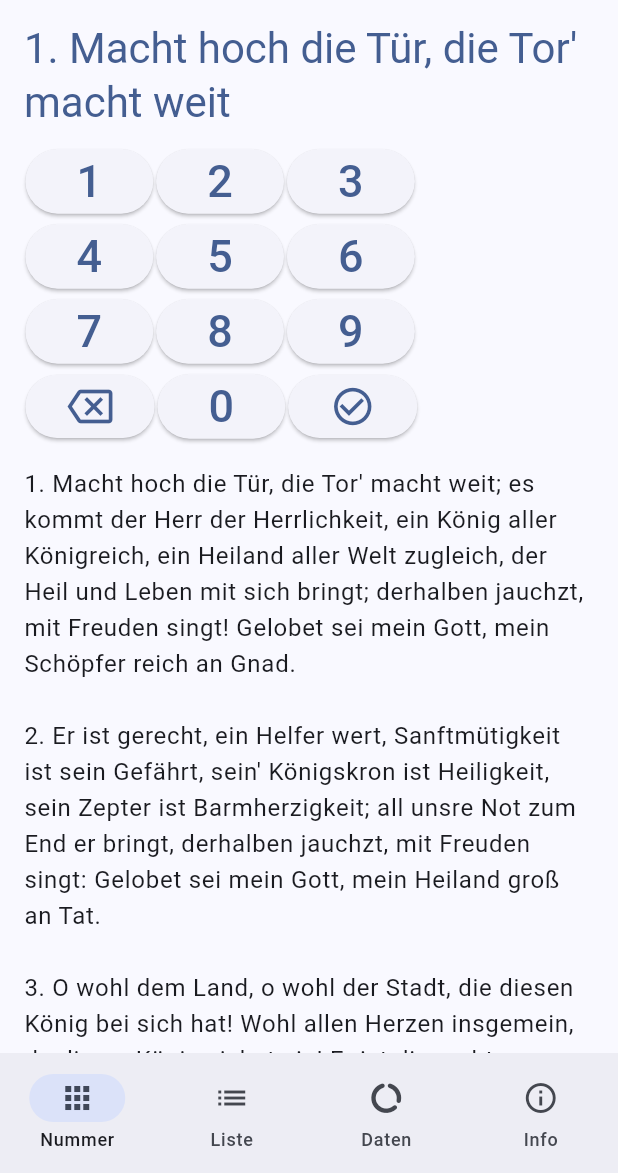
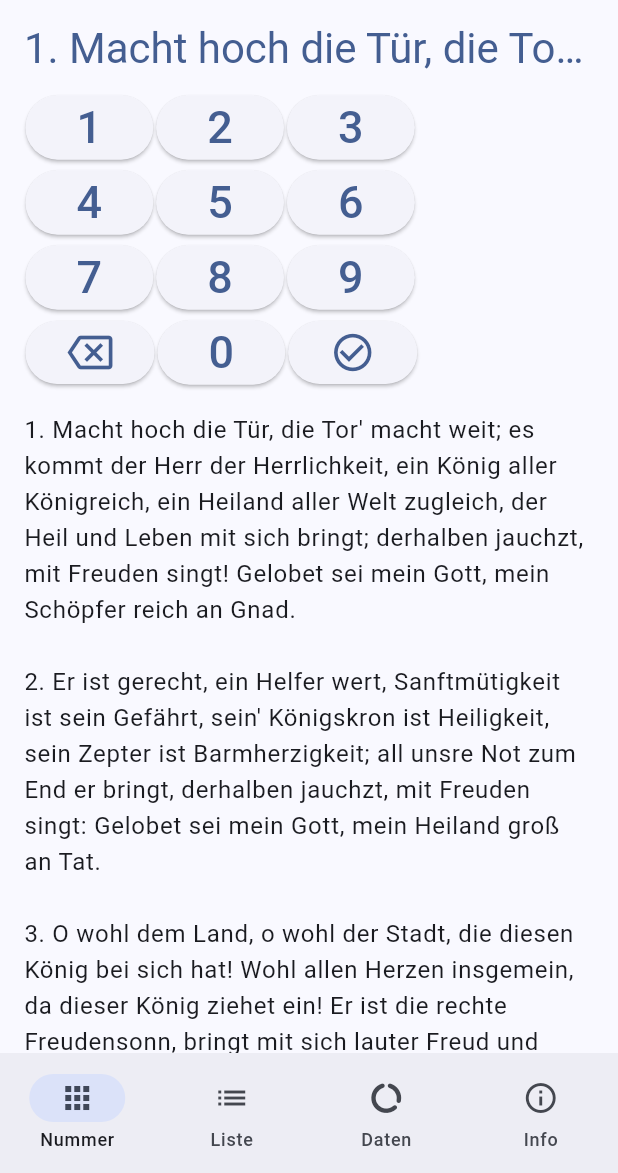
Before and after one commit to Lemkinator/nakbuch_lite, a Flutter app: the screen it shows after launch, after a tap on an icon or button, on a phone screen of 412 x 824 dp, the part 63-1236 px from its top. Run offline on Flutter 3.47's test engine with Material 2 defaults, Android fonts, the phone set to English and light mode, and no system bars; drawn by our look-alikes of dynamic_color; our stand-ins replace adaptive_breakpoints, animated_list_plus, confetti, file_picker, get_storage, hive and 3 more; missing offline and left inert: path_to_regexp, pdfx, window_size; accounts and stored records are empty.

Commit message:
minor fixes

```diff
--- a/lib/src/screens/number_screen.dart
+++ b/lib/src/screens/number_screen.dart
@@ -44,7 +44,7 @@ class _NumberScreenState extends State<NumberScreen> {
     super.dispose();
   }
 
-  void _refreshView(){
+  void _refreshView() {
     setState(() {
       final number = numberFromString(Buch.current(), _input);
       if (number != null) {
@@ -111,7 +111,14 @@ class _NumberScreenState extends State<NumberScreen> {
     _routeState = RouteStateScope.of(context);
 
     return ScreenLayout(childs: <Widget>[
-      h2(themeData, _numberAndTitle),
+      Text(
+        _numberAndTitle,
+        maxLines: 1,
+        overflow: TextOverflow.ellipsis,
+        style: themeData.textTheme.headlineMedium?.copyWith(
+          color: themeData.colorScheme.primary,
+        ),
+      ),
       smallSpace(),
       SizedBox(
         child: Column(
```
Also changed, not shown: lib/src/screens/info_screen.dart (+7 -5 lines), 3 other files.
